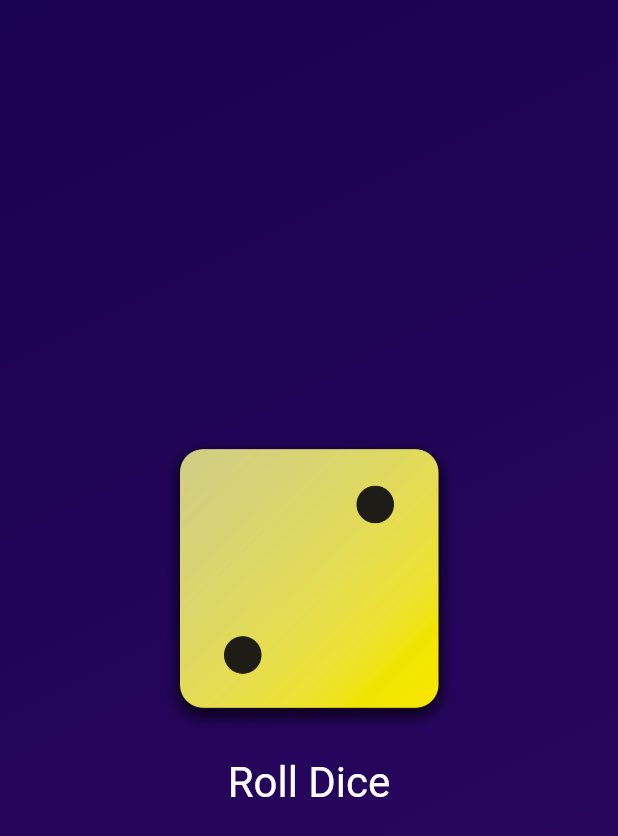
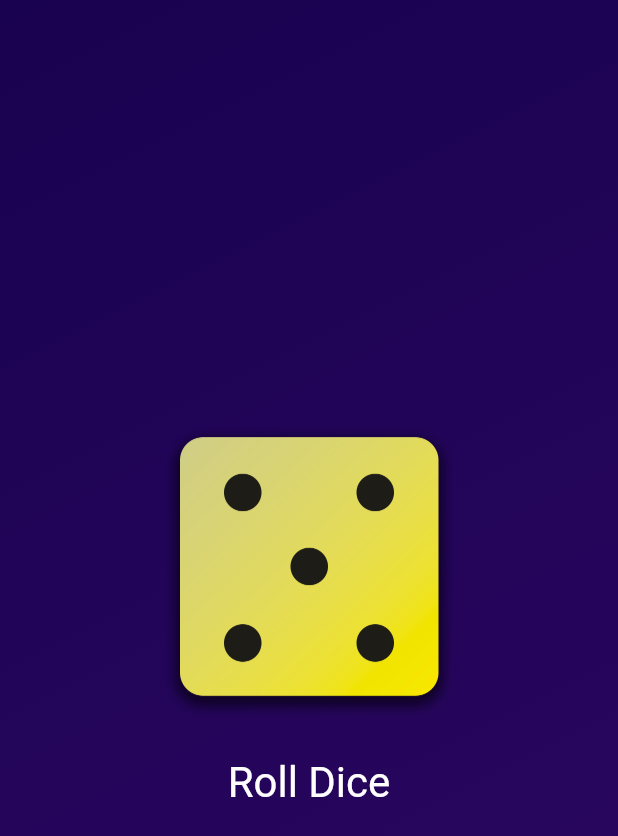
Before and after one commit to muinmundzir/roll-dice, a Flutter app: the screen it shows after launch, after a tap on "Roll Dice", on a phone screen of 412 x 824 dp. Shown: the top 836 px of the screen. Run offline on Flutter 3.47's test engine with Material 3 defaults, Android fonts, the phone set to English and light mode, and no system bars.

Commit message:
feat: add dice roller stateful widget

```diff
--- /dev/null
+++ b/lib/dice_roller.dart
@@ -0,0 +1,42 @@
+import 'package:flutter/material.dart';
+
+class DiceRoller extends StatefulWidget {
+  const DiceRoller({super.key});
+
+  @override
+  State<DiceRoller> createState() {
+    return _DiceRollerState();
+  }
+}
+
+class _DiceRollerState extends State<DiceRoller> {
+  var activeDiceImage = 'assets/images/dice-2.png';
+
+  rollDice() {
+    setState(() {
+      activeDiceImage = 'assets/images/dice-5.png';
+    });
+  }
+
+  @override
+  Widget build(context) {
+    return Column(
+      mainAxisSize: MainAxisSize.min,
+      children: [
+        Image.asset(
+          activeDiceImage,
+          width: 200,
+        ),
+        const SizedBox(height: 20),
+        TextButton(
+          onPressed: rollDice,
+          style: TextButton.styleFrom(
+            foregroundColor: Colors.white,
+            textStyle: const TextStyle(fontSize: 28),
+          ),
+          child: const Text('Roll Dice'),
+        )
+      ],
+    );
+  }
+}
--- a/lib/gradient_container.dart
+++ b/lib/gradient_container.dart
@@ -1,4 +1,5 @@
 import 'package:flutter/material.dart';
+import 'package:roll_dice/dice_roller.dart';
 
 class GradientContainer extends StatelessWidget {
   // const GradientContainer({key}) : super(key: key);
@@ -7,8 +8,6 @@ class GradientContainer extends StatelessWidget {
   const GradientContainer(this.colors, {super.key});
 
   final List<Color> colors;
-
-  void rollDice() {}
 
   @override
   Widget build(context) {
@@ -20,25 +19,8 @@ class GradientContainer extends StatelessWidget {
           end: Alignment.bottomRight,
         ),
       ),
-      child: Center(
-        child: Column(
-          mainAxisSize: MainAxisSize.min,
-          children: [
-            Image.asset(
-              'assets/images/dice-2.png',
-              width: 200,
-            ),
-            TextButton(
-              onPressed: rollDice,
-              style: TextButton.styleFrom(
-                padding: const EdgeInsets.only(top: 20),
-                foregroundColor: Colors.white,
-                textStyle: const TextStyle(fontSize: 28),
-              ),
-              child: const Text('Roll Dice'),
-            )
-          ],
-        ),
+      child: const Center(
+        child: DiceRoller(),
       ),
     );
   }
--- a/lib/main.dart
+++ b/lib/main.dart
@@ -1,14 +1,14 @@
 import 'package:flutter/material.dart';
 import 'package:roll_dice/gradient_container.dart';
 
-const colors = [
-  Color.fromARGB(255, 25, 2, 80),
-  Color.fromARGB(255, 45, 7, 98),
+var colors = [
+  const Color.fromARGB(255, 25, 2, 80),
+  const Color.fromARGB(255, 45, 7, 98),
 ];
 
 void main() {
   runApp(
-    const MaterialApp(
+    MaterialApp(
       home: Scaffold(body: GradientContainer([...colors])),
     ),
   );
```
